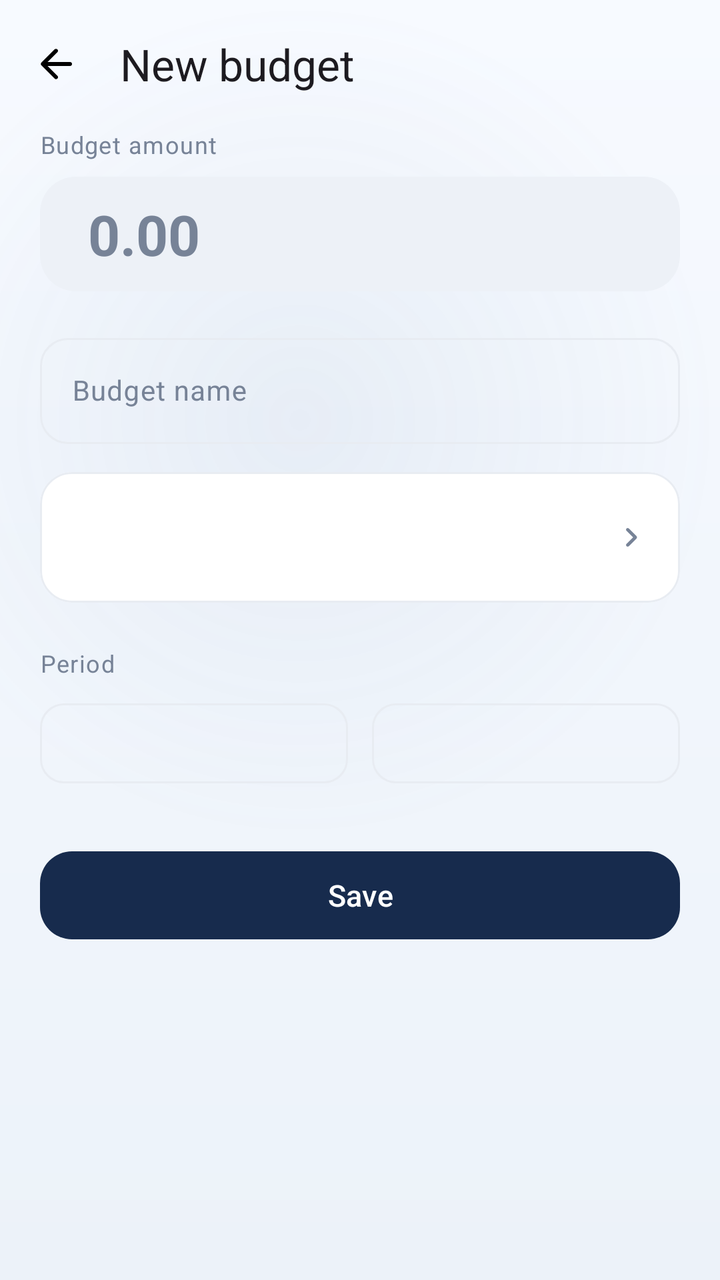
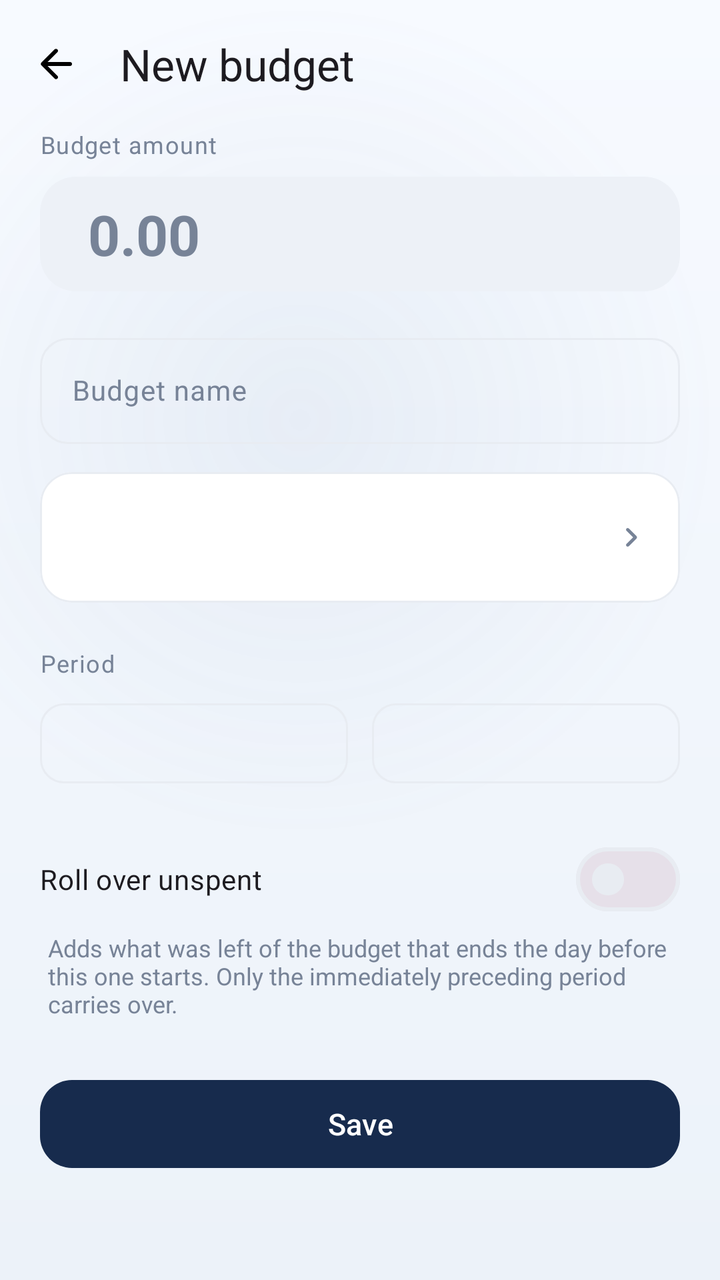

Two renders of the same Android screen: before a commit and after it. Below are the layout's source before the change and the commit's diff.
<!-- AndroidManifest.xml: application theme Theme.FinanceManager -->
<!-- res/layout/fragment_budget_editor.xml -->
<?xml version="1.0" encoding="utf-8"?>
<LinearLayout xmlns:android="http://schemas.android.com/apk/res/android"
    xmlns:app="http://schemas.android.com/apk/res-auto"
    android:layout_width="match_parent"
    android:layout_height="match_parent"
    android:background="@android:color/transparent"
    android:orientation="vertical">

    <com.google.android.material.appbar.MaterialToolbar
        android:id="@+id/toolbar"
        android:layout_width="match_parent"
        android:layout_height="?attr/actionBarSize"
        android:background="@android:color/transparent"
        app:navigationIcon="@drawable/ic_arrow_back"
        app:title="@string/new_budget"
        app:titleTextAppearance="@style/TextAppearance.Material3.TitleLarge" />

    <androidx.core.widget.NestedScrollView
        android:layout_width="match_parent"
        android:layout_height="0dp"
        android:layout_weight="1"
        android:fillViewport="true">

        <LinearLayout
            android:layout_width="match_parent"
            android:layout_height="wrap_content"
            android:orientation="vertical"
            android:paddingHorizontal="20dp"
            android:paddingBottom="32dp">

            <TextView
                style="@style/Widget.Finance.SectionLabel"
                android:layout_width="match_parent"
                android:layout_height="wrap_content"
                android:text="@string/budget_amount" />

            <LinearLayout
                android:layout_width="match_parent"
                android:layout_height="wrap_content"
                android:layout_marginTop="8dp"
                android:background="@drawable/bg_amount_input"
                android:gravity="center_vertical"
                android:orientation="horizontal"
                android:paddingHorizontal="16dp"
                android:paddingVertical="10dp">

                <TextView
                    android:id="@+id/currency_symbol"
                    android:layout_width="wrap_content"
                    android:layout_height="wrap_content"
                    android:fontFamily="sans-serif-medium"
                    android:textColor="?attr/colorOnSurfaceVariant"
                    android:textSize="22sp" />

                <EditText
                    android:id="@+id/amount_input"
                    android:layout_width="0dp"
                    android:layout_height="wrap_content"
                    android:layout_marginStart="8dp"
                    android:layout_weight="1"
                    android:background="@android:color/transparent"
                    android:hint="@string/amount_hint"
                    android:importantForAutofill="no"
                    android:inputType="numberDecimal"
                    android:maxLength="12"
                    android:textColor="?attr/colorOnSurface"
                    android:textColorHint="?attr/colorOnSurfaceVariant"
                    android:textSize="28sp"
                    android:textStyle="bold" />
            </LinearLayout>

            <TextView
                android:id="@+id/amount_error"
                android:layout_width="match_parent"
                android:layout_height="wrap_content"
                android:layout_marginStart="4dp"
                android:layout_marginTop="6dp"
                android:textColor="@color/expense"
                android:textSize="12sp"
                android:visibility="gone" />

            <com.google.android.material.textfield.TextInputLayout
                android:id="@+id/name_layout"
                style="@style/Widget.Finance.TextInputLayout"
                android:layout_width="match_parent"
                android:layout_height="wrap_content"
                android:layout_marginTop="18dp"
                android:hint="@string/budget_name">

                <com.google.android.material.textfield.TextInputEditText
                    android:id="@+id/name_input"
                    android:layout_width="match_parent"
                    android:layout_height="wrap_content"
                    android:inputType="textCapSentences"
                    android:maxLines="1"
                    android:textSize="14sp" />
            </com.google.android.material.textfield.TextInputLayout>

            <com.google.android.material.card.MaterialCardView
                style="@style/Widget.Finance.Card.Outlined"
                android:layout_width="match_parent"
                android:layout_height="wrap_content"
                android:layout_marginTop="14dp"
                app:cardCornerRadius="16dp">

                <include
                    android:id="@+id/category_field"
                    layout="@layout/view_picker_field" />
            </com.google.android.material.card.MaterialCardView>

            <TextView
                style="@style/Widget.Finance.SectionLabel"
                android:layout_width="match_parent"
                android:layout_height="wrap_content"
                android:layout_marginTop="22dp"
                android:text="@string/budget_period" />

            <LinearLayout
                android:layout_width="match_parent"
                android:layout_height="wrap_content"
                android:layout_marginTop="8dp"
                android:orientation="horizontal">

                <com.google.android.material.button.MaterialButton
                    android:id="@+id/start_date"
                    style="@style/Widget.Material3.Button.OutlinedButton"
                    android:layout_width="0dp"
                    android:layout_height="wrap_content"
                    android:layout_marginEnd="6dp"
                    android:layout_weight="1"
                    android:textSize="12sp"
                    app:cornerRadius="12dp" />

                <com.google.android.material.button.MaterialButton
                    android:id="@+id/end_date"
                    style="@style/Widget.Material3.Button.OutlinedButton"
                    android:layout_width="0dp"
                    android:layout_height="wrap_content"
                    android:layout_marginStart="6dp"
                    android:layout_weight="1"
                    android:textSize="12sp"
                    app:cornerRadius="12dp" />
            </LinearLayout>

            <TextView
                android:id="@+id/progress_summary"
                android:layout_width="match_parent"
                android:layout_height="wrap_content"
                android:layout_marginTop="22dp"
                android:background="?attr/colorSurface"
                android:padding="14dp"
                android:textColor="?attr/colorOnSurfaceVariant"
                android:textSize="12sp"
                android:visibility="gone" />

            <com.google.android.material.button.MaterialButton
                android:id="@+id/save"
                style="@style/Widget.Finance.Button"
                android:layout_width="match_parent"
                android:layout_height="wrap_content"
                android:layout_marginTop="26dp"
                android:text="@string/save" />

            <com.google.android.material.button.MaterialButton
                android:id="@+id/delete"
                style="@style/Widget.Finance.Button.Outlined"
                android:layout_width="match_parent"
                android:layout_height="wrap_content"
                android:layout_marginTop="10dp"
                android:text="@string/delete"
                android:textColor="@color/expense"
                android:visibility="gone"
                app:strokeColor="@color/expense" />
        </LinearLayout>
    </androidx.core.widget.NestedScrollView>
</LinearLayout>
<!-- res/layout/view_picker_field.xml (included above) -->
<?xml version="1.0" encoding="utf-8"?>
<LinearLayout xmlns:android="http://schemas.android.com/apk/res/android"
    xmlns:app="http://schemas.android.com/apk/res-auto"
    android:id="@+id/field_root"
    android:layout_width="match_parent"
    android:layout_height="wrap_content"
    android:background="?attr/selectableItemBackground"
    android:gravity="center_vertical"
    android:orientation="horizontal"
    android:paddingHorizontal="14dp"
    android:paddingVertical="14dp">

    <FrameLayout
        android:id="@+id/field_icon_container"
        android:layout_width="36dp"
        android:layout_height="36dp"
        android:background="@drawable/bg_category_icon"
        android:visibility="gone">

        <ImageView
            android:id="@+id/field_icon"
            android:layout_width="18dp"
            android:layout_height="18dp"
            android:layout_gravity="center"
            android:contentDescription="@null"
            app:tint="@color/cat_grey" />
    </FrameLayout>

    <LinearLayout
        android:layout_width="0dp"
        android:layout_height="wrap_content"
        android:layout_marginStart="8dp"
        android:layout_weight="1"
        android:orientation="vertical">

        <TextView
            android:id="@+id/field_label"
            android:layout_width="match_parent"
            android:layout_height="wrap_content"
            android:textColor="?attr/colorOnSurfaceVariant"
            android:textSize="11.5sp" />

        <TextView
            android:id="@+id/field_value"
            android:layout_width="match_parent"
            android:layout_height="wrap_content"
            android:layout_marginTop="2dp"
            android:ellipsize="end"
            android:fontFamily="sans-serif-medium"
            android:maxLines="1"
            android:textColor="?attr/colorOnSurface"
            android:textSize="14.5sp" />
    </LinearLayout>

    <ImageView
        android:id="@+id/field_chevron"
        android:layout_width="20dp"
        android:layout_height="20dp"
        android:contentDescription="@null"
        android:src="@drawable/ic_chevron_right"
        app:tint="?attr/colorOnSurfaceVariant" />

</LinearLayout>
<!-- resources referenced by this layout -->
<resources>
  <color name="cat_grey">#778397</color>
  <color name="expense">#E05252</color>
  <!-- drawable bg_amount_input (drawable) -->
  <?xml version="1.0" encoding="utf-8"?>
  <shape xmlns:android="http://schemas.android.com/apk/res/android"
      android:shape="rectangle">
      <solid android:color="?attr/colorSurfaceVariant" />
      <corners android:radius="18dp" />
  </shape>
  <!-- drawable bg_category_icon (drawable) -->
  <?xml version="1.0" encoding="utf-8"?>
  <shape xmlns:android="http://schemas.android.com/apk/res/android"
      android:shape="rectangle">
      <solid android:color="#FFFFFFFF" />
      <corners android:radius="14dp" />
  </shape>
  <string name="amount_hint">0.00</string>
  <string name="budget_amount">Budget amount</string>
  <string name="budget_name">Budget name</string>
  <string name="budget_period">Period</string>
  <string name="delete">Delete</string>
  <string name="new_budget">New budget</string>
  <string name="save">Save</string>
  <style name="Widget.Finance.Button" parent="Widget.Material3.Button">
          <item name="android:minHeight">@dimen/button_height</item>
          <item name="cornerRadius">16dp</item>
          <item name="android:textAllCaps">false</item>
          <item name="android:textSize">15sp</item>
      </style>
  <style name="Widget.Finance.Button.Outlined" parent="Widget.Material3.Button.OutlinedButton">
          <item name="android:minHeight">@dimen/button_height</item>
          <item name="cornerRadius">16dp</item>
          <item name="android:textAllCaps">false</item>
          <item name="android:textSize">15sp</item>
      </style>
  <style name="Widget.Finance.SectionLabel" parent="">
          <item name="android:textSize">12sp</item>
          <item name="android:textColor">?attr/colorOnSurfaceVariant</item>
          <item name="android:letterSpacing">0.04</item>
      </style>
  <dimen name="button_height">52dp</dimen>
  <dimen name="card_radius">20dp</dimen>
  <color name="primary">#172B4D</color>
  <color name="on_primary">#FFFFFF</color>
  <color name="primary_container">#DCE6F5</color>
  <color name="on_primary_container">#172B4D</color>
  <color name="secondary">#5B7FA6</color>
  <color name="secondary_container">#E7EEF7</color>
  <color name="surface">#FFFFFF</color>
  <color name="text_primary">#172033</color>
  <color name="text_secondary">#778397</color>
  <color name="surface_variant">#EDF1F7</color>
  <color name="divider">#E8ECF2</color>
  <color name="background">#F5F7FA</color>
  <style name="Widget.Finance.Card" parent="Widget.Material3.CardView.Elevated">
          <item name="cardCornerRadius">@dimen/card_radius</item>
          <item name="cardElevation">2dp</item>
          <item name="cardBackgroundColor">?attr/colorSurface</item>
          <item name="strokeWidth">0dp</item>
      </style>
  <color name="app_gradient_end">#ECF2F9</color>
  <color name="app_gradient_start">#F7FAFF</color>
  <color name="app_gradient_glow">#145B7FA6</color>
  <style name="Widget.Finance.BottomNav.Indicator" parent="Widget.Material3.BottomNavigationView.ActiveIndicator">
          <item name="android:color">?attr/colorPrimaryContainer</item>
          <item name="android:width">64dp</item>
          <item name="android:height">32dp</item>
      </style>
  <style name="TextAppearance.Finance.BottomNav" parent="TextAppearance.Material3.LabelMedium">
          <item name="android:textSize">11sp</item>
          <item name="android:fontFamily">sans-serif-medium</item>
      </style>
  <color name="nav_glass_fill">#E6FFFFFF</color>
  <color name="nav_glass_stroke">#1A172B4D</color>
  <!-- unchanged entries left out for length: 8 -->
</resources>

<!-- the commit's change to res/layout/fragment_budget_editor.xml (unified diff, before → after) -->
@@ -141,6 +141,23 @@
                     android:textSize="12sp"
                     app:cornerRadius="12dp" />
             </LinearLayout>
+
+            <com.google.android.material.materialswitch.MaterialSwitch
+                android:id="@+id/rollover_switch"
+                android:layout_width="match_parent"
+                android:layout_height="wrap_content"
+                android:layout_marginTop="20dp"
+                android:text="@string/budget_rollover"
+                android:textSize="14sp" />
+
+            <TextView
+                android:layout_width="match_parent"
+                android:layout_height="wrap_content"
+                android:layout_marginStart="4dp"
+                android:layout_marginTop="2dp"
+                android:text="@string/budget_rollover_summary"
+                android:textColor="?attr/colorOnSurfaceVariant"
+                android:textSize="12sp" />
 
             <TextView
                 android:id="@+id/progress_summary"
<!-- resource entries referenced after the edit -->
@@ -20,6 +20,8 @@
   <string name="budget_amount">Budget amount</string>
   <string name="budget_name">Budget name</string>
   <string name="budget_period">Period</string>
+  <string name="budget_rollover">Roll over unspent</string>
+  <string name="budget_rollover_summary">Adds what was left of the budget that ends the day before this one starts. Only the immediately preceding period carries over.</string>
   <string name="delete">Delete</string>
   <string name="new_budget">New budget</string>
   <string name="save">Save</string>
